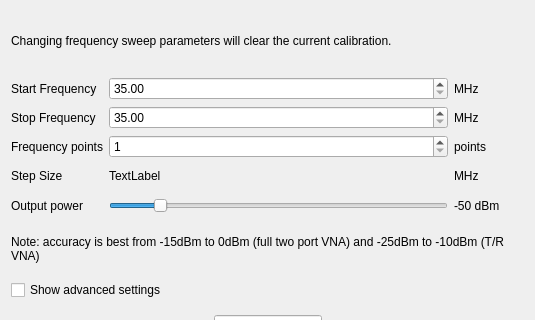
The window that vna_qt/frequencydialog.ui (xaxaxa-dev/vna) describes before a commit, drawn with Qt 5; both pictures show x 0 to 535 and y 0 to 320 of the 535 by 669 pixel window.
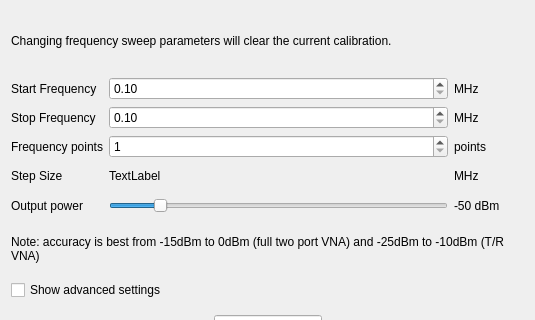
The same window after the commit.

Commit message: vna_qt: change lower frequency limit to 0.1MHz (for LF VNA)

What changed in the file:
```diff
--- a/vna_qt/frequencydialog.ui
+++ b/vna_qt/frequencydialog.ui
@@ -180,7 +180,7 @@
      <item row="0" column="1">
       <widget class="QDoubleSpinBox" name="t_start">
        <property name="minimum">
-        <double>35.000000000000000</double>
+        <double>0.100000000000000</double>
        </property>
        <property name="maximum">
         <double>4400.000000000000000</double>
@@ -193,7 +193,7 @@
      <item row="1" column="1">
       <widget class="QDoubleSpinBox" name="t_stop">
        <property name="minimum">
-        <double>35.000000000000000</double>
+        <double>0.100000000000000</double>
        </property>
        <property name="maximum">
         <double>4400.000000000000000</double>
```
